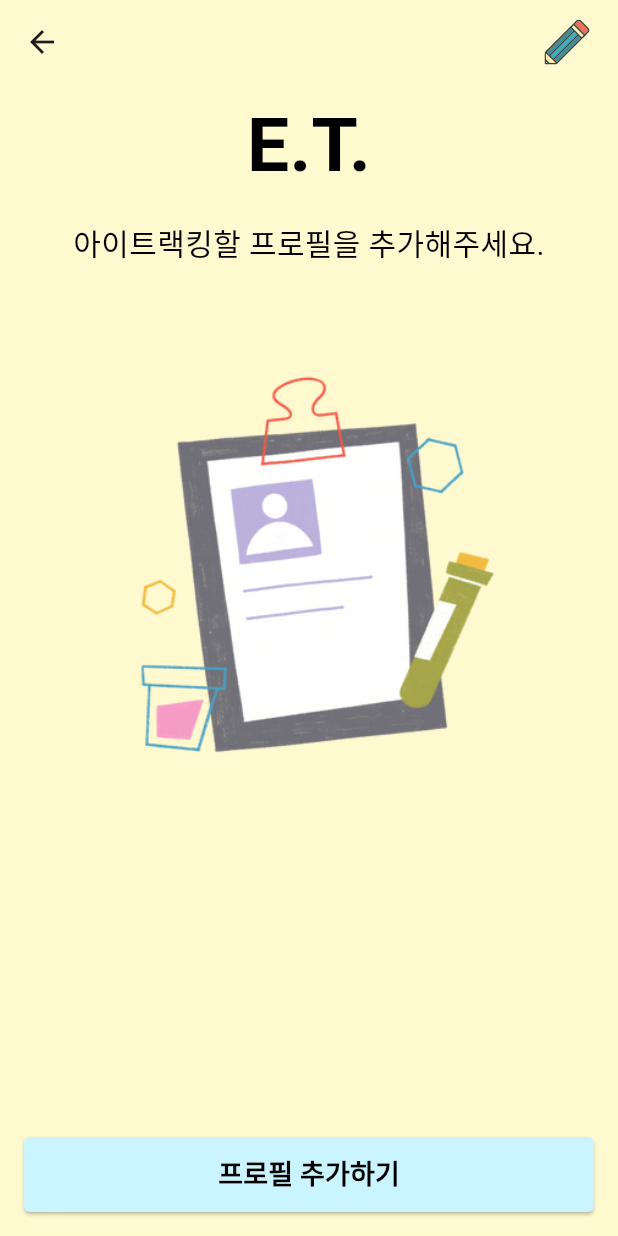
After one commit to IPLaboratory/IPL_EyeTracker_FE, a Flutter app: the UserTestPage screen opened directly, after a tap on "Go to Main Profile Page", on a phone screen of 412 x 824 dp. The commit adds this screen. Run offline on Flutter 3.47's test engine with Material 3 defaults, Android fonts, the phone set to English and light mode, and no system bars; our stand-ins replace camera, flutter_svg, lottie, video_player.

Commit message:
프로필 페이지 조금

```diff
--- /dev/null
+++ b/lib/Profile_Page/Main_Profile.dart
@@ -0,0 +1,117 @@
+import 'package:flutter/material.dart';
+import 'package:flutter_svg/flutter_svg.dart'; // SVG 파일 사용을 위한 패키지
+
+class MainProfilePage extends StatelessWidget {
+  const MainProfilePage({super.key});
+
+  @override
+  Widget build(BuildContext context) {
+    return Scaffold(
+      backgroundColor: const Color(0xFFFFF9D0), // 배경색 설정
+      appBar: AppBar(
+        backgroundColor: const Color(0xFFFFF9D0), // 배경색 설정
+        elevation: 0, // 그림자 제거
+        actions: [
+          IconButton(
+            icon: SvgPicture.asset(
+              'assets/Pencil.svg', // SVG 파일 경로
+              width: 30,
+              height: 30,
+              // color 속성을 사용하지 않음, 기본 색상 유지
+            ),
+            onPressed: () {
+              // 버튼 기능 추가 예정
+            },
+          ),
+          const SizedBox(width: 10), // 약간의 간격 추가
+        ],
+      ),
+      body: Center(
+        child: Column(
+          mainAxisAlignment: MainAxisAlignment.start, // 텍스트를 위쪽에 배치
+          children: [
+            const SizedBox(height: 5), // 원하는 높이로 조절 가능
+            AdjustableText(
+              text: 'E.T.',
+              fontSize: 50,
+              fontWeight: FontWeight.bold,
+              color: Colors.black,
+            ),
+            const SizedBox(height: 14),
+            AdjustableText(
+              text: '아이트랙킹할 프로필을 추가해주세요.',
+              fontSize: 20,
+              color: Colors.black,
+            ),
+            Transform.translate(
+              offset: const Offset(0, 57), // 텍스트 아래로 이동
+              child: SizedBox(
+                width: 300, // 원하는 너비로 조절
+                height: 300, // 원하는 높이로 조절
+                child: Image.asset(
+                  'assets/Main_Profile.png',
+                  fit: BoxFit.contain,
+                ),
+              ),
+            ),
+            const Spacer(), // 빈 공간을 채워 버튼을 아래로 배치
+            Padding(
+              padding: const EdgeInsets.all(16.0), // 버튼 주위에 여백 추가
+              child: SizedBox(
+                width: double.infinity,
+                height: 50,
+                child: ElevatedButton(
+                  style: ElevatedButton.styleFrom(
+                    backgroundColor: const Color(0xFFCAF4FF),
+                    shape: RoundedRectangleBorder(
+                      borderRadius: BorderRadius.circular(4.0),
+                    ),
+                  ),
+                  onPressed: () {
+                    // 프로필 추가 기능 추가 예정
+                  },
+                  child: const Text(
+                    '프로필 추가하기',
+                    style: TextStyle(
+                      fontSize: 18,
+                      fontWeight: FontWeight.bold,
+                      color: Colors.black,
+                    ),
+                  ),
+                ),
+              ),
+            ),
+          ],
+        ),
+      ),
+    );
+  }
+}
+
+class AdjustableText extends StatelessWidget {
+  final String text;
+  final double fontSize;
+  final FontWeight? fontWeight;
+  final Color color;
+
+  const AdjustableText({
+    required this.text,
+    required this.fontSize,
+    this.fontWeight,
+    required this.color,
+    super.key,
+  });
+
+  @override
+  Widget build(BuildContext context) {
+    return Text(
+      text,
+      textAlign: TextAlign.center,
+      style: TextStyle(
+        fontSize: fontSize,
+        fontWeight: fontWeight ?? FontWeight.normal,
+        color: color,
+      ),
+    );
+  }
+}
--- a/lib/User_Registration_Page/User_Test.dart
+++ b/lib/User_Registration_Page/User_Test.dart
@@ -1,4 +1,5 @@
 import 'package:flutter/material.dart';
+import '../Profile_Page/Main_Profile.dart'; // 경로를 실제 위치에 맞게 조정하세요
 
 class UserTestPage extends StatelessWidget {
   const UserTestPage({super.key});
@@ -8,12 +9,27 @@ class UserTestPage extends StatelessWidget {
     return Scaffold(
       backgroundColor: const Color(0xFFFFF9D0), // 배경색 설정
       body: Center(
-        child: Text(
-          'This is the User Test Page',
-          style: TextStyle(
-            fontSize: 24,
-            fontWeight: FontWeight.bold,
-          ),
+        child: Column(
+          mainAxisAlignment: MainAxisAlignment.center,
+          children: [
+            const Text(
+              'This is the User Test Page',
+              style: TextStyle(
+                fontSize: 24,
+                fontWeight: FontWeight.bold,
+              ),
+            ),
+            const SizedBox(height: 20),
+            ElevatedButton(
+              onPressed: () {
+                Navigator.push(
+                  context,
+                  MaterialPageRoute(builder: (context) => const MainProfilePage()),
+                );
+              },
+              child: const Text('Go to Main Profile Page'),
+            ),
+          ],
         ),
       ),
     );
--- a/lib/main.dart
+++ b/lib/main.dart
@@ -7,6 +7,7 @@ import 'Main_Page/Main_Page.dart';
 import 'Sign_Up_Page/Sign_Up_Page.dart';
 import 'Camera_Page/Camera_Page.dart';
 import 'User_Registration_Page/User_Registration.dart';
+import 'Fake_Splash.dart'; // SplashScreen 파일을 임포트
 
 void main() {
   runApp(
@@ -25,12 +26,13 @@ class MyApp extends StatelessWidget {
   @override
   Widget build(BuildContext context) {
     return MaterialApp(
-      initialRoute: '/',
+      initialRoute: '/splash', // 앱이 처음 시작할 때 스플래시 화면으로 이동
       routes: {
-        '/': (context) => HomeScreen(),
-        '/signup': (context) => SignUpPage(),
-        '/camera': (context) => CameraPage(),
-        '/user_registration': (context) => UserRegistrationPage(),
+        '/splash': (context) => const SplashScreen(), // 스플래시 화면 경로 설정
+        '/': (context) => const HomeScreen(),
+        '/signup': (context) => const SignUpPage(),
+        '/camera': (context) => const CameraPage(),
+        '/user_registration': (context) => const UserRegistrationPage(),
       },
     );
   }
--- a/pubspec.yaml
+++ b/pubspec.yaml
@@ -22,6 +22,7 @@ dependencies:
   path_provider: ^2.1.3
   video_player: ^2.9.1
   provider: ^6.1.2
+  flutter_svg: ^2.0.10+1
 
 dev_dependencies:
   flutter_test:
```
Also changed, not shown: assets/Main_Profile.png (added), assets/Pencil.svg (added), lib/Profile_Page/Change_Profile.dart (added), lib/Profile_Page/Manage_Profile.dart (added), pubspec.lock.
